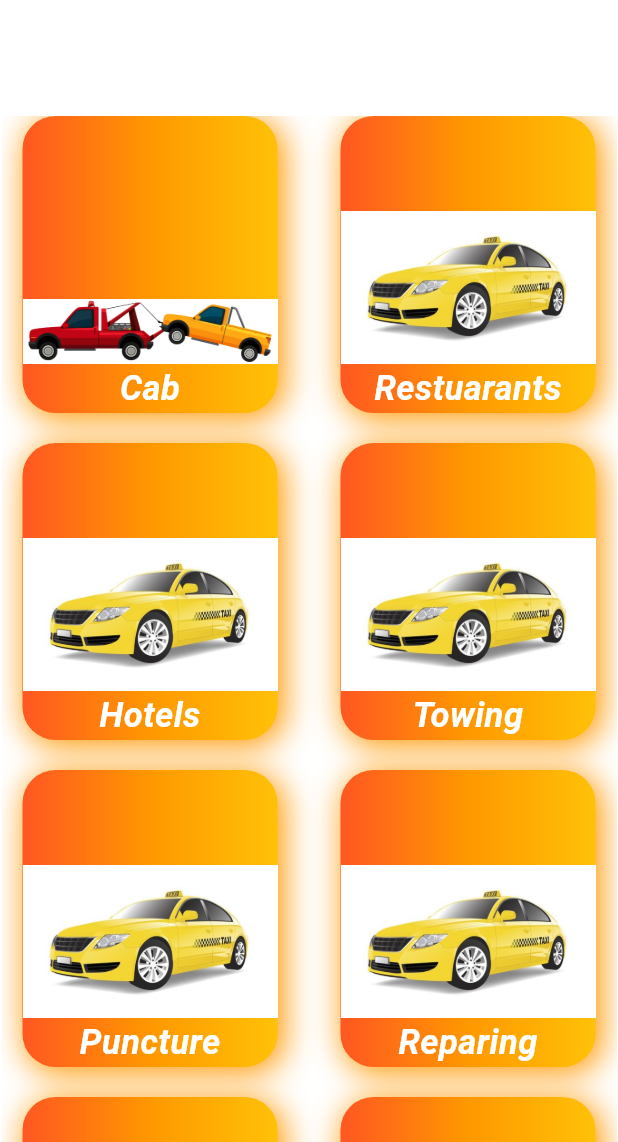
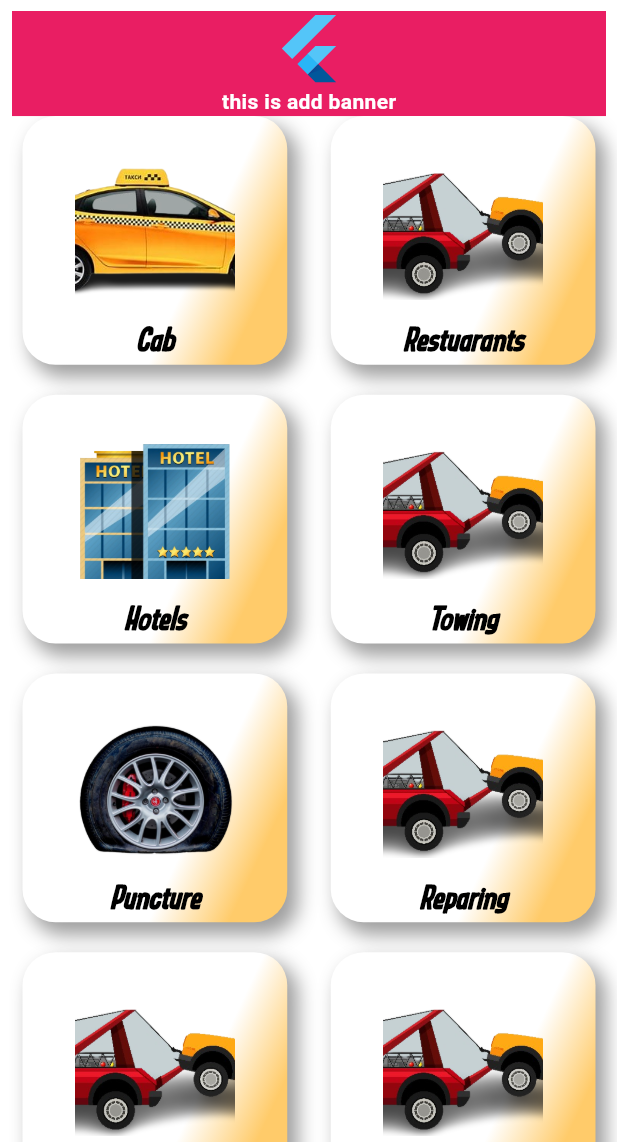
Before and after one commit to Pratham116-wq/quick-cab, a Flutter app: the screen it shows after launch, on a phone screen of 412 x 824 dp, the part 94-1236 px from its top. Run offline on Flutter 3.47's test engine with Material 3 defaults, Android fonts, the phone set to English and light mode, and no system bars; drawn by our look-alikes of flutter_slider_drawer, google_mobile_ads; our stand-ins replace get, lottie, percent_indicator; missing offline and left inert: otp_pin_field, rounded_tabbar_widget.

Commit message:
add generator

```diff
--- a/lib/Constants/contants.dart
+++ b/lib/Constants/contants.dart
@@ -2,6 +2,4 @@ class Constants{
 
   static const appName = "APP Name";
 
-
-
 }
--- a/lib/Screens/Grid_Tab_Screens/cab.dart
+++ b/lib/Screens/Grid_Tab_Screens/cab.dart
@@ -13,29 +13,10 @@ class CabTab extends StatefulWidget {
 class _CabTabState extends State<CabTab> {
   @override
   Widget build(BuildContext context) {
-    return
-      Scaffold(
-        body: Container(
-          child:
-          RoundedTabbarWidget(
-          tabIcons: [
-            Icons.home,
-            Icons.home,
-            Icons.chat,
-            Icons.person,
-          ],
-          pages: [
-            LoginPage(),
-            LoginPage(),
-            VerifyOtp(),
-            LoginPage()
-          ],
-          selectedIndex: 0,
-          onTabItemIndexChanged: (int index) {
-            print('Index: $index');
-          },
-              ),
-        ),
-      );
+    return Scaffold(
+      body: Container(
+
+      ),
+    );
   }
 }
--- a/lib/Screens/homeScreen.dart
+++ b/lib/Screens/homeScreen.dart
@@ -1,3 +1,5 @@
+import 'dart:math';
+
 import 'package:flutter/foundation.dart';
 import 'package:flutter/material.dart';
 import 'package:flutter_slider_drawer/flutter_slider_drawer.dart';
@@ -5,7 +7,8 @@ import 'package:get/get.dart';
 import 'package:get/get_core/src/get_main.dart';
 import 'package:percent_indicator/circular_percent_indicator.dart';
 import '../Controllers/home_page_controller.dart';
-import 'package:google_mobile_ads/google_mobile_ads.dart';
+import 'package:flutter/scheduler.dart' show TickerProvider;
+
 
 class HomePage extends StatefulWidget {
   const HomePage({Key? key}) : super(key: key);
@@ -15,16 +18,15 @@ class HomePage extends StatefulWidget {
 }
 
 List<String> Tab_icons = [
-  "assets/images/towing.jpg",
-  "assets/images/cabimage.jpg",
-  "assets/images/cabimage.jpg",
-  "assets/images/cabimage.jpg",
-  "assets/images/cabimage.jpg",
-  "assets/images/cabimage.jpg",
-  "assets/images/cabimage.jpg",
-  "assets/images/cabimage.jpg",
-  "assets/images/ambulance.jpg",
-
+  "assets/images/cab.png",
+  "assets/images/pnggtest_one.png",
+  "assets/images/hotels.png",
+  "assets/images/pnggtest_one.png",
+  "assets/images/puncture.png",
+  "assets/images/pnggtest_one.png",
+  "assets/images/pnggtest_one.png",
+  "assets/images/pnggtest_one.png",
+  "assets/images/pnggtest_one.png",
 ];
 
 List<String> title = [
@@ -38,11 +40,33 @@ List<String> title = [
   "Fuels",
   "Hospitals",
 ];
-
-class _HomePageState extends State<HomePage> {
+  class _HomePageState extends State<HomePage> with TickerProviderStateMixin {
+  late AnimationController _controller;
+  late Animation<double> _fadeIn;
+  late Animation<Offset> _slide;
+  late Animation<double> _spin;
+  late Animation<double> _zoom;
   final GlobalKey<ScaffoldState> _scaffoldKey = GlobalKey<ScaffoldState>();
   final HomeController controller = Get.put(HomeController());
 
+  @override
+  void initState() {
+    super.initState();
+
+    _controller = AnimationController(
+      vsync: this,
+      duration: Duration(seconds: 5),
+    );
+
+    _fadeIn = Tween<double>(begin: 0.0, end: 1.0).animate(_controller);
+
+    _slide = Tween<Offset>(begin: Offset(1.0, 0.0), end: Offset.zero)
+        .animate(_controller);
+    _spin = Tween<double>(begin: 0.9, end: 945).animate(_controller);
+    _zoom = Tween<double>(begin: 0.5, end: 1.0).animate(_controller);
+
+    _controller.forward();
+  }
   @override
   Widget build(BuildContext context) {
     var height = MediaQuery.of(context).size.height;
@@ -58,9 +82,6 @@ class _HomePageState extends State<HomePage> {
         slider: Container(
           child: Column(
             children: [
-
-
-
               Container(
                 height: height * 0.23,
                 width: width * 1.0,
@@ -147,18 +168,48 @@ class _HomePageState extends State<HomePage> {
             Padding(
               padding: const EdgeInsets.symmetric(horizontal: 8.0),
               child: Container(
-                height: 70, // Set your desired height
-                child: AdWidget(
-                  ad: BannerAd(
-                    adUnitId: 'your_banner_ad_unit_id',
-                    request: AdRequest(),
-                    size: AdSize.banner,
-                    listener: BannerAdListener(
-                      onAdFailedToLoad: (Ad ad, LoadAdError error) {
-                        ad.dispose();
-                      },
+                color: Colors.pink,
+                height: height * 0.085,
+                child :Center(
+                  child : SlideTransition(
+                position: _slide,
+                  child: ScaleTransition(
+                    scale: _zoom,
+                    child: RotationTransition(
+                      turns: _spin,
+                    child: FadeTransition(
+                      opacity: _fadeIn,
+                      child: const Column(
+                        mainAxisAlignment: MainAxisAlignment.center,
+                        children: [
+                          FlutterLogo(size: 50.0),
+                          Text(
+                            'this is add banner',
+                            style: TextStyle(
+                              color: Colors.white,
+                              fontWeight: FontWeight.bold,
                             ),
                           ),
+                        ],
+                      ),
+                    ),
+                  ),
+                ),)
+
+                // TODO commet out this code after account opening of Google Ads
+                // child: AdWidget(
+                //   ad: BannerAd(
+                //     adUnitId: 'your_banner_ad_unit_id',
+                //     request: AdRequest(),
+                //     size: AdSize.banner,
+                //     listener: BannerAdListener(
+                //       onAdFailedToLoad: (Ad ad, LoadAdError error) {
+                //         ad.dispose();
+                //       },
+                //     ),
+                //   ),
+                // ),
+
               ),
             ),
             ),
@@ -167,9 +218,9 @@ class _HomePageState extends State<HomePage> {
                 padding: const EdgeInsets.symmetric(horizontal: 1.0),
                 child: GridView.builder(
                     gridDelegate: SliverGridDelegateWithMaxCrossAxisExtent(
-                    maxCrossAxisExtent: width / 2,
-                    childAspectRatio: 1.5 / 1.5,
-                    crossAxisSpacing: 14,
+                        maxCrossAxisExtent: width / 1.57,
+                        childAspectRatio: 1.85 / 1.5,
+                        crossAxisSpacing: 1,
                         mainAxisSpacing: 20),
                     itemCount: Tab_icons.length,
                     itemBuilder: (BuildContext context, index) {
@@ -183,18 +234,23 @@ class _HomePageState extends State<HomePage> {
                             alignment: Alignment.center,
                             decoration: BoxDecoration(
                                 gradient: const LinearGradient(
-                                begin: Alignment.centerLeft,
+                                    begin: Alignment.topLeft,
                                     colors: [
-                                  Colors.deepOrange,
-                                  Colors.orange,
-                                  Colors.amber
+                                      Colors.white,
+                                      Colors.white,
+                                      Colors.white,
+                                      Colors.white,
+                                      // Color(0xff4CAF50),
+                                      // Color(0xff4CAF50),
+                                      // Color(0xffFFA500),
+                                      Color(0xffffcb6a),
                                     ]),
-                            boxShadow: [
+                                boxShadow: const [
                                   BoxShadow(
-                        color: Colors.orange,
+                                    color: Colors.grey,
                                     spreadRadius: 1,
-                        blurRadius: 18,
-                        offset: Offset(3, 3),
+                                    blurRadius: 10,
+                                    offset: Offset(6, 7),
                                   ),
                                 ],
                                 borderRadius: BorderRadius.circular(22)),
@@ -204,6 +260,11 @@ class _HomePageState extends State<HomePage> {
                                 Image.asset(
                                   Tab_icons[index],
                                   fit: BoxFit.cover,
+                                  height: height * 0.109,
+                                  width: height * 0.129,
+                                ),
+                                SizedBox(
+                                  height : 10
                                 ),
                                 Text(
                                   title[index],
@@ -211,7 +272,8 @@ class _HomePageState extends State<HomePage> {
                                       fontSize: 23,
                                       fontWeight: FontWeight.w700,
                                       fontStyle: FontStyle.italic,
-                                  color: Colors.white),
+                                      fontFamily: "heading",
+                                      color: Colors.black),
                                 ),
                               ],
                             ),
--- a/lib/Screens/splash_screen.dart
+++ b/lib/Screens/splash_screen.dart
@@ -1,4 +1,3 @@
-import 'package:cab_tab/Screens/registeration_page.dart';
 import 'package:flutter/material.dart';
 import 'package:get/get.dart';
 import 'package:lottie/lottie.dart';
@@ -14,7 +13,7 @@ class _SplashScreenState extends State<SplashScreen> {
   @override
   void initState() {
     super.initState();
-    Future.delayed(Duration(milliseconds: 4000), () {
+    Future.delayed(Duration(seconds: 4), () {
       Get.toNamed(Routes.REGISTRATION_PAGE);
     });
   }
--- a/lib/main.dart
+++ b/lib/main.dart
@@ -1,18 +1,20 @@
 import 'package:cab_tab/Routes/app_pages.dart';
 import 'package:flutter/material.dart';
 import 'package:get/get_navigation/src/root/get_material_app.dart';
+// import 'package:google_mobile_ads/google_mobile_ads.dart';
 
 import 'Screens/homeScreen.dart';
 import 'Screens/splash_screen.dart';
 
 void main() {
+  WidgetsFlutterBinding.ensureInitialized();
+  // MobileAds.instance.initialize();
   runApp(const MyApp());
 }
 
 class MyApp extends StatelessWidget {
   const MyApp({super.key});
 
-  // This widget is the root of your application.
   @override
   Widget build(BuildContext context) {
     return GetMaterialApp(
```
Also changed, not shown: pubspec.yaml (+7 -25 lines), assets/fonts/quickgreen.ttf (added), assets/images/ambulance.jpg (deleted), assets/images/cab.png (added), assets/images/hotels.png (added), assets/images/png_one.png (added), assets/images/pnggtest_one.png (added), assets/images/puncture.png (added), lib/generated/assets.dart, pubspec.lock, 2 other files. Lines whose indentation alone changed are shown as unchanged.
